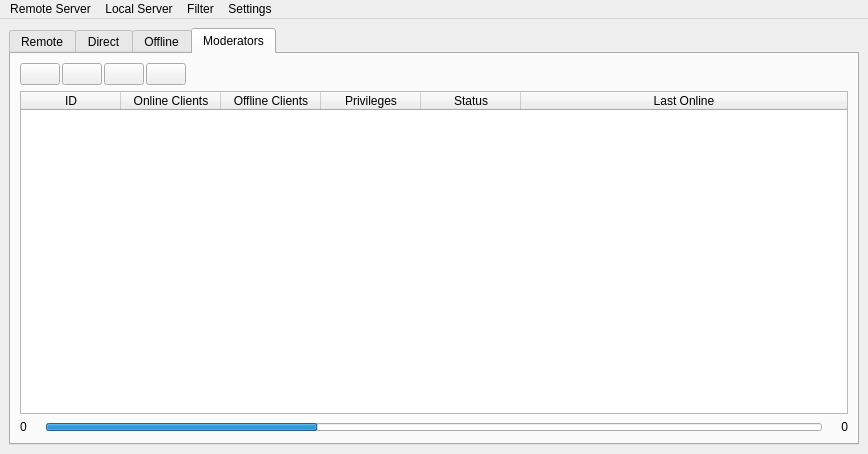
First picture: the form in source/gui.ui, repository 5l1v3r1/Moderat, before the edit.
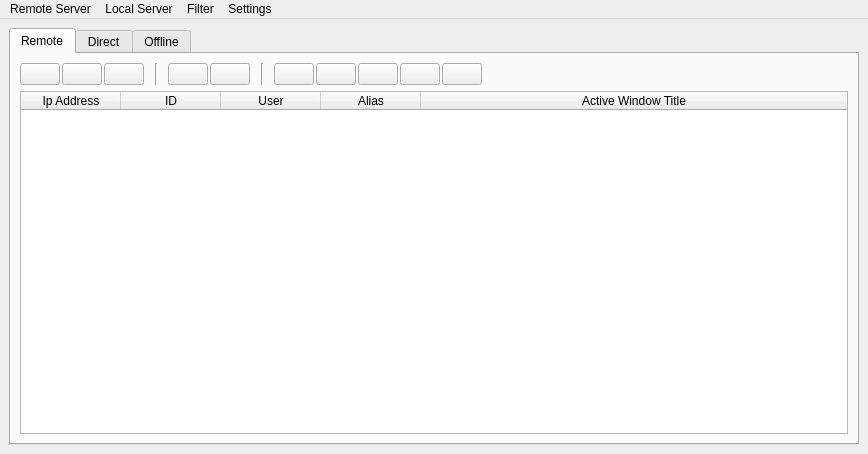
Second picture: the form after the edit. The open tabs and pages were chosen to show the change. Icons and pictures are not drawn.

Commit message: Remove Moderators Control

What changed in the file:
```diff
--- a/source/gui.ui
+++ b/source/gui.ui
@@ -850,287 +850,6 @@
         </item>
        </layout>
       </widget>
-      <widget class="QWidget" name="moderatorsTab">
-       <attribute name="title">
-        <string>Moderators</string>
-       </attribute>
-       <layout class="QGridLayout" name="gridLayout_4">
-        <item row="0" column="0">
-         <layout class="QVBoxLayout" name="verticalLayout_3">
-          <item>
-           <layout class="QHBoxLayout" name="horizontalLayout_8">
-            <property name="spacing">
-             <number>2</number>
-            </property>
-            <item>
-             <widget class="QPushButton" name="addModeratorButton">
-              <property name="focusPolicy">
-               <enum>Qt::NoFocus</enum>
-              </property>
-              <property name="styleSheet">
-               <string notr="true">1</string>
-              </property>
-              <property name="text">
-               <string/>
-              </property>
-              <property name="icon">
-               <iconset resource="res.qrc">
-                <normaloff>:/icons/assets/add_moderator.png</normaloff>:/icons/assets/add_moderator.png</iconset>
-              </property>
-              <property name="iconSize">
-               <size>
-                <width>16</width>
-                <height>16</height>
-               </size>
-              </property>
-              <property name="mainMenu" stdset="0">
-               <string>1</string>
-              </property>
-             </widget>
-            </item>
-            <item>
-             <widget class="QPushButton" name="changePasswordButton">
-              <property name="styleSheet">
-               <string notr="true">1</string>
-              </property>
-              <property name="text">
-               <string/>
-              </property>
-              <property name="icon">
-               <iconset resource="res.qrc">
-                <normaloff>:/icons/assets/password.png</normaloff>:/icons/assets/password.png</iconset>
-              </property>
-              <property name="iconSize">
-               <size>
-                <width>16</width>
-                <height>16</height>
-               </size>
-              </property>
-              <property name="mainMenu" stdset="0">
-               <string>1</string>
-              </property>
-             </widget>
-            </item>
-            <item>
-             <widget class="QPushButton" name="changePrivilegesButton">
-              <property name="styleSheet">
-               <string notr="true">1</string>
-              </property>
-              <property name="text">
-               <string/>
-              </property>
-              <property name="icon">
-               <iconset resource="res.qrc">
-                <normaloff>:/icons/assets/privileges.png</normaloff>:/icons/assets/privileges.png</iconset>
-              </property>
-              <property name="iconSize">
-               <size>
-                <width>16</width>
-                <height>16</height>
-               </size>
-              </property>
-              <property name="mainMenu" stdset="0">
-               <string>1</string>
-              </property>
-             </widget>
-            </item>
-            <item>
-             <widget class="QPushButton" name="removeModeratorButton">
-              <property name="styleSheet">
-               <string notr="true">1</string>
-              </property>
-              <property name="text">
-               <string/>
-              </property>
-              <property name="icon">
-               <iconset resource="res.qrc">
-                <normaloff>:/icons/assets/trash.png</normaloff>:/icons/assets/trash.png</iconset>
-              </property>
-              <property name="iconSize">
-               <size>
-                <width>16</width>
-                <height>16</height>
-               </size>
-              </property>
-              <property name="mainMenu" stdset="0">
-               <string>1</string>
-              </property>
-             </widget>
-            </item>
-            <item>
-             <spacer name="horizontalSpacer">
-              <property name="styleSheet">
-               <string notr="true">1</string>
-              </property>
-              <property name="orientation">
-               <enum>Qt::Horizontal</enum>
-              </property>
-              <property name="sizeHint" stdset="0">
-               <size>
-                <width>40</width>
-                <height>20</height>
-               </size>
-              </property>
-             </spacer>
-            </item>
-           </layout>
-          </item>
-          <item>
-           <widget class="QTableWidget" name="moderatorsTable">
-            <property name="focusPolicy">
-             <enum>Qt::NoFocus</enum>
-            </property>
-            <property name="autoFillBackground">
-             <bool>false</bool>
-            </property>
-            <property name="styleSheet">
-             <string notr="true">1</string>
-            </property>
-            <property name="frameShadow">
-             <enum>QFrame::Plain</enum>
-            </property>
-            <property name="editTriggers">
-             <set>QAbstractItemView::NoEditTriggers</set>
-            </property>
-            <property name="dragDropOverwriteMode">
-             <bool>false</bool>
-            </property>
-            <property name="alternatingRowColors">
-             <bool>false</bool>
-            </property>
-            <property name="selectionMode">
-             <enum>QAbstractItemView::SingleSelection</enum>
-            </property>
-            <property name="selectionBehavior">
-             <enum>QAbstractItemView::SelectRows</enum>
-            </property>
-            <property name="textElideMode">
-             <enum>Qt::ElideMiddle</enum>
-            </property>
-            <property name="showGrid">
-             <bool>false</bool>
-            </property>
-            <property name="gridStyle">
-             <enum>Qt::NoPen</enum>
-            </property>
-            <property name="sortingEnabled">
-             <bool>false</bool>
-            </property>
-            <property name="wordWrap">
-             <bool>false</bool>
-            </property>
-            <property name="cornerButtonEnabled">
-             <bool>false</bool>
-            </property>
-            <attribute name="horizontalHeaderCascadingSectionResizes">
-             <bool>true</bool>
-            </attribute>
-            <attribute name="horizontalHeaderDefaultSectionSize">
-             <number>100</number>
-            </attribute>
-            <attribute name="horizontalHeaderShowSortIndicator" stdset="0">
-             <bool>false</bool>
-            </attribute>
-            <attribute name="horizontalHeaderStretchLastSection">
-             <bool>true</bool>
-            </attribute>
-            <attribute name="verticalHeaderVisible">
-             <bool>false</bool>
-            </attribute>
-            <column>
-             <property name="text">
-              <string>ID</string>
-             </property>
-            </column>
-            <column>
-             <property name="text">
-              <string>Online Clients</string>
-             </property>
-            </column>
-            <column>
-             <property name="text">
-              <string>Offline Clients</string>
-             </property>
-            </column>
-            <column>
-             <property name="text">
-              <string>Privileges</string>
-             </property>
-            </column>
-            <column>
-             <property name="text">
-              <string>Status</string>
-             </property>
-            </column>
-            <column>
-             <property name="text">
-              <string>Last Online</string>
-             </property>
-            </column>
-           </widget>
-          </item>
-          <item>
-           <layout class="QHBoxLayout" name="horizontalLayout_2">
-            <item>
-             <widget class="QLabel" name="onlineClientsCountLabel">
-              <property name="minimumSize">
-               <size>
-                <width>20</width>
-                <height>0</height>
-               </size>
-              </property>
-              <property name="styleSheet">
-               <string notr="true">1</string>
-              </property>
-              <property name="text">
-               <string>0</string>
-              </property>
-             </widget>
-            </item>
-            <item>
-             <widget class="QProgressBar" name="allClientsProgress">
-              <property name="maximumSize">
-               <size>
-                <width>16777215</width>
-                <height>8</height>
-               </size>
-              </property>
-              <property name="styleSheet">
-               <string notr="true">1</string>
-              </property>
-              <property name="value">
-               <number>35</number>
-              </property>
-              <property name="textVisible">
-               <bool>false</bool>
-              </property>
-             </widget>
-            </item>
-            <item>
-             <widget class="QLabel" name="offlineClientsCountLabel">
-              <property name="minimumSize">
-               <size>
-                <width>20</width>
-                <height>0</height>
-               </size>
-              </property>
-              <property name="styleSheet">
-               <string notr="true">1</string>
-              </property>
-              <property name="text">
-               <string>0</string>
-              </property>
-              <property name="alignment">
-               <set>Qt::AlignRight|Qt::AlignTrailing|Qt::AlignVCenter</set>
-              </property>
-             </widget>
-            </item>
-           </layout>
-          </item>
-         </layout>
-        </item>
-       </layout>
-      </widget>
      </widget>
     </item>
    </layout>
```
The commit also changes 9 other files.
